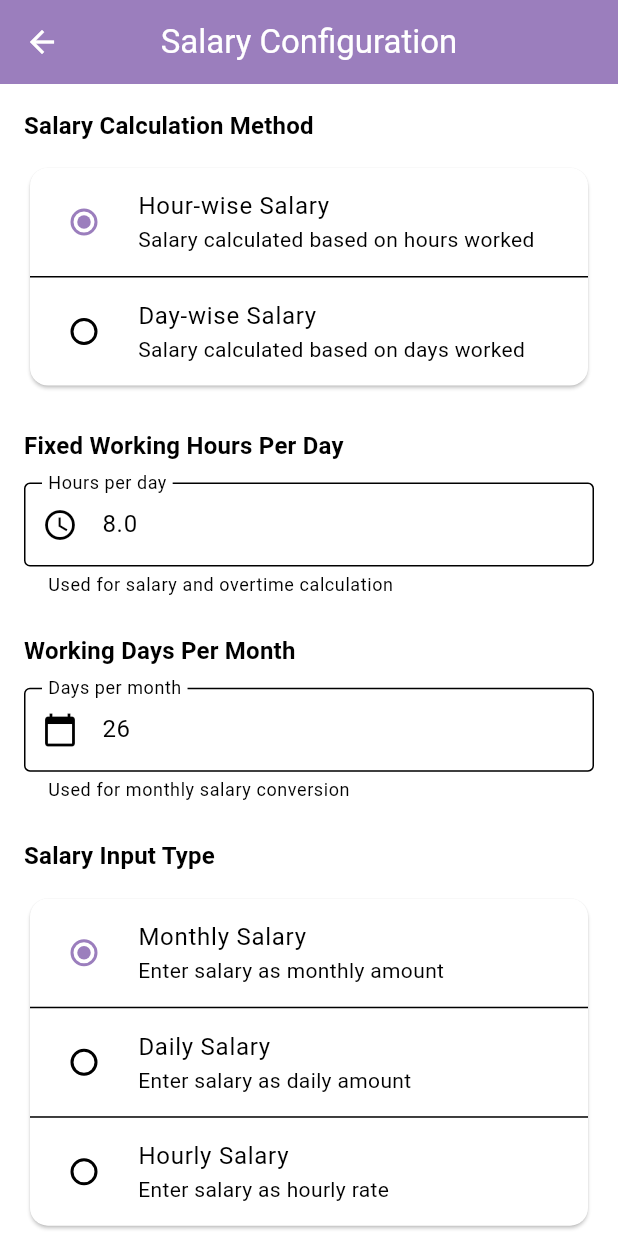
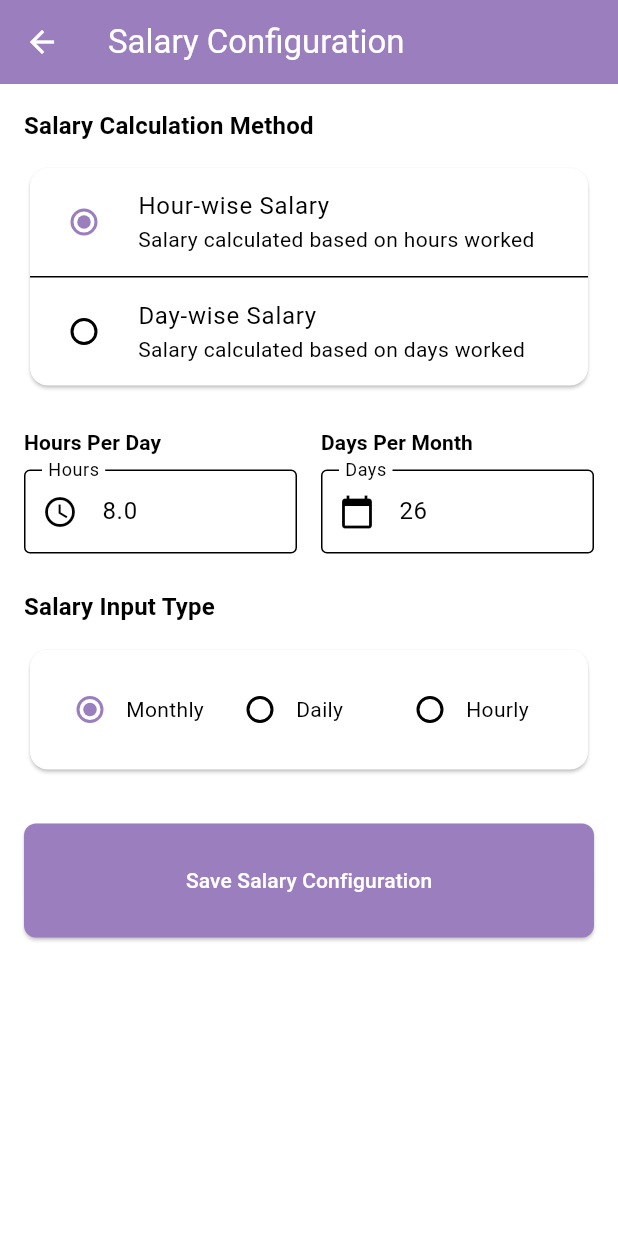
Before and after one commit to allygitrepo/Sihft_Ledger, a Flutter app: the SalaryConfigurationScreen screen opened by its route, on a phone screen of 412 x 824 dp. Run offline on Flutter 3.47's test engine with Material 3 defaults, Android fonts, the phone set to English and light mode, and no system bars; our stand-ins replace file_picker, flutter_riverpod, fluttertoast, riverpod, shared_preferences; accounts and stored records are empty.

Commit message:
Update  salary configuration page responsive ness for the mobile view and desktop view.

```diff
--- a/shiftledger/lib/screens/salary_configuration_screen.dart
+++ b/shiftledger/lib/screens/salary_configuration_screen.dart
@@ -7,11 +7,8 @@ import '../widgets/loader.dart';
 import '../widgets/toast.dart';
 
 class SalaryConfigurationScreen extends ConsumerStatefulWidget {
-  final bool isFirstTimeSetup;
-
   const SalaryConfigurationScreen({
     super.key,
-    this.isFirstTimeSetup = false,
   });
 
   @override
@@ -67,67 +64,72 @@ class _SalaryConfigurationScreenState extends ConsumerState<SalaryConfigurationS
 
       if (mounted) {
         ToastHelper.success('Salary configuration saved successfully');
-
-        if (widget.isFirstTimeSetup) {
-          // Navigate to overtime configuration
-          Navigator.pushReplacementNamed(context, '/overtime-configuration',
-              arguments: {'isFirstTimeSetup': true});
-        } else {
         Navigator.pop(context);
-        }
       }
     }
   }
 
   @override
   Widget build(BuildContext context) {
+    final screenWidth = MediaQuery.of(context).size.width;
     final screenHeight = MediaQuery.of(context).size.height;
+    final isDesktop = screenWidth > 900;
 
     return Scaffold(
-      appBar: AppBar(
+      appBar: isDesktop
+          ? null
+          : AppBar(
               title: const Text('Salary Configuration'),
-        centerTitle: true,
             ),
       body: Stack(
         children: [
-          SingleChildScrollView(
+          isDesktop ? _buildDesktopLayout(context) : _buildMobileLayout(context, screenHeight),
+          if (isLoading)
+            Container(
+              color: Colors.black.withValues(alpha: 0.5),
+              child: const Center(
+                child: AppLoader(size: 80),
+              ),
+            ),
+        ],
+      ),
+    );
+  }
+
+  Widget _buildMobileLayout(BuildContext context, double screenHeight) {
+    return SingleChildScrollView(
       padding: EdgeInsets.all(AppSpacing.getHorizontalPadding(context)),
       child: Form(
         key: formKey,
         child: Column(
           crossAxisAlignment: CrossAxisAlignment.stretch,
-                children: [
-                  if (widget.isFirstTimeSetup) ...[
-                    Card(
-                      child: Padding(
-                        padding: const EdgeInsets.all(16.0),
-                        child: Column(
-                          children: [
-                            Icon(
-                              Icons.info_outline,
-                              size: 48,
-                              color: Theme.of(context).primaryColor,
-                            ),
-                            const SizedBox(height: 12),
-                            Text(
-                              'Initial Setup',
-                              style: Theme.of(context).textTheme.titleLarge?.copyWith(
-                                    fontWeight: FontWeight.bold,
+          children: _buildFormContent(context, screenHeight),
         ),
       ),
-                            const SizedBox(height: 8),
-                            Text(
-                              'Configure how salary will be calculated in your company',
-                              style: Theme.of(context).textTheme.bodyMedium,
-                              textAlign: TextAlign.center,
-                            ),
-                          ],
+    );
+  }
+
+  Widget _buildDesktopLayout(BuildContext context) {
+    // Show simple centered form
+    return Center(
+      child: SingleChildScrollView(
+        padding: const EdgeInsets.all(48.0),
+        child: Container(
+          constraints: const BoxConstraints(maxWidth: 800),
+          child: Form(
+            key: formKey,
+            child: Column(
+              crossAxisAlignment: CrossAxisAlignment.stretch,
+              children: _buildFormContent(context, MediaQuery.of(context).size.height),
             ),
           ),
         ),
-                    SizedBox(height: screenHeight * 0.03),
-                  ],
+      ),
+    );
+  }
 
+  List<Widget> _buildFormContent(BuildContext context, double screenHeight) {
+    return [
       // Salary Calculation Method
       Text(
         'Salary Calculation Method',
@@ -161,67 +163,84 @@ class _SalaryConfigurationScreenState extends ConsumerState<SalaryConfigurationS
           ],
         ),
       ),
-                  SizedBox(height: screenHeight * 0.03),
+      const SizedBox(height: 24),
 
+      // Fixed Working Hours and Days in a Row
+      Row(
+        crossAxisAlignment: CrossAxisAlignment.start,
+        children: [
           // Fixed Working Hours Per Day
+          Expanded(
+            child: Column(
+              crossAxisAlignment: CrossAxisAlignment.start,
+              children: [
                 Text(
-                    'Fixed Working Hours Per Day',
-                    style: Theme.of(context).textTheme.titleMedium?.copyWith(
+                  'Hours Per Day',
+                  style: Theme.of(context).textTheme.titleSmall?.copyWith(
                         fontWeight: FontWeight.bold,
                       ),
                 ),
-                  const SizedBox(height: 12),
+                const SizedBox(height: 8),
                 TextFormField(
                   controller: fixedHoursController,
                   decoration: const InputDecoration(
-                      labelText: 'Hours per day',
+                    labelText: 'Hours',
                     prefixIcon: Icon(Icons.access_time),
                     border: OutlineInputBorder(),
-                      helperText: 'Used for salary and overtime calculation',
                   ),
                   keyboardType: TextInputType.number,
                   validator: (value) {
                     if (value == null || value.isEmpty) {
-                        return 'Please enter fixed hours';
+                      return 'Required';
                     }
                     final hours = double.tryParse(value);
                     if (hours == null || hours <= 0 || hours > 24) {
-                        return 'Please enter valid hours (1-24)';
+                      return 'Invalid (1-24)';
                     }
                     return null;
                   },
                 ),
-                  SizedBox(height: screenHeight * 0.03),
-
+              ],
+            ),
+          ),
+          const SizedBox(width: 16),
           // Working Days Per Month
+          Expanded(
+            child: Column(
+              crossAxisAlignment: CrossAxisAlignment.start,
+              children: [
                 Text(
-                    'Working Days Per Month',
-                    style: Theme.of(context).textTheme.titleMedium?.copyWith(
+                  'Days Per Month',
+                  style: Theme.of(context).textTheme.titleSmall?.copyWith(
                         fontWeight: FontWeight.bold,
                       ),
                 ),
-                  const SizedBox(height: 12),
+                const SizedBox(height: 8),
                 TextFormField(
                   controller: workingDaysController,
                   decoration: const InputDecoration(
-                      labelText: 'Days per month',
+                    labelText: 'Days',
                     prefixIcon: Icon(Icons.calendar_today),
                     border: OutlineInputBorder(),
-                      helperText: 'Used for monthly salary conversion',
                   ),
                   keyboardType: TextInputType.number,
                   validator: (value) {
                     if (value == null || value.isEmpty) {
-                        return 'Please enter working days';
+                      return 'Required';
                     }
                     final days = int.tryParse(value);
                     if (days == null || days <= 0 || days > 31) {
-                        return 'Please enter valid days (1-31)';
+                      return 'Invalid (1-31)';
                     }
                     return null;
                   },
                 ),
-                  SizedBox(height: screenHeight * 0.03),
+              ],
+            ),
+          ),
+        ],
+      ),
+      const SizedBox(height: 24),
 
       // Salary Input Type
       Text(
@@ -232,68 +251,83 @@ class _SalaryConfigurationScreenState extends ConsumerState<SalaryConfigurationS
       ),
       const SizedBox(height: 12),
       Card(
-                    child: Column(
+        child: Padding(
+          padding: const EdgeInsets.all(16.0),
+          child: Row(
             children: [
-                        RadioListTile<SalaryInputType>(
-                          title: const Text('Monthly Salary'),
-                          subtitle: const Text('Enter salary as monthly amount'),
+              Expanded(
+                child: InkWell(
+                  onTap: () => setState(() => selectedInputType = SalaryInputType.monthly),
+                  child: Row(
+                    children: [
+                      Radio<SalaryInputType>(
                         value: SalaryInputType.monthly,
                         groupValue: selectedInputType,
                         onChanged: (value) {
                           setState(() => selectedInputType = value!);
                         },
                       ),
-                        const Divider(height: 1),
-                        RadioListTile<SalaryInputType>(
-                          title: const Text('Daily Salary'),
-                          subtitle: const Text('Enter salary as daily amount'),
+                      const Expanded(
+                        child: Text('Monthly'),
+                      ),
+                    ],
+                  ),
+                ),
+              ),
+              Expanded(
+                child: InkWell(
+                  onTap: () => setState(() => selectedInputType = SalaryInputType.daily),
+                  child: Row(
+                    children: [
+                      Radio<SalaryInputType>(
                         value: SalaryInputType.daily,
                         groupValue: selectedInputType,
                         onChanged: (value) {
                           setState(() => selectedInputType = value!);
                         },
                       ),
-                        const Divider(height: 1),
-                        RadioListTile<SalaryInputType>(
-                          title: const Text('Hourly Salary'),
-                          subtitle: const Text('Enter salary as hourly rate'),
+                      const Expanded(
+                        child: Text('Daily'),
+                      ),
+                    ],
+                  ),
+                ),
+              ),
+              Expanded(
+                child: InkWell(
+                  onTap: () => setState(() => selectedInputType = SalaryInputType.hourly),
+                  child: Row(
+                    children: [
+                      Radio<SalaryInputType>(
                         value: SalaryInputType.hourly,
                         groupValue: selectedInputType,
                         onChanged: (value) {
                           setState(() => selectedInputType = value!);
                         },
                       ),
+                      const Expanded(
+                        child: Text('Hourly'),
+                      ),
                     ],
                   ),
                 ),
-                  SizedBox(height: screenHeight * 0.04),
+              ),
+            ],
+          ),
+        ),
+      ),
+      const SizedBox(height: 32),
 
       // Save Button
       ElevatedButton(
         onPressed: isLoading ? null : _handleSave,
-                    child: Padding(
-                      padding: const EdgeInsets.symmetric(vertical: 16.0),
-                      child: Text(
-                        widget.isFirstTimeSetup
-                            ? 'Continue to Overtime Configuration'
-                            : 'Save Salary Configuration',
+        child: const Padding(
+          padding: EdgeInsets.symmetric(vertical: 16.0),
+          child: Text('Save Salary Configuration'),
         ),
       ),
-                  ),
-                  SizedBox(height: screenHeight * 0.02),
-                ],
-              ),
-            ),
-          ),
-          if (isLoading)
-            Container(
-              color: Colors.black.withValues(alpha: 0.5),
-              child: const Center(
-                child: AppLoader(size: 80),
-              ),
-            ),
-        ],
-      ),
-    );
+
+      const SizedBox(height: 16),
+    ];
   }
 }
```
Lines whose indentation alone changed are shown as unchanged.
